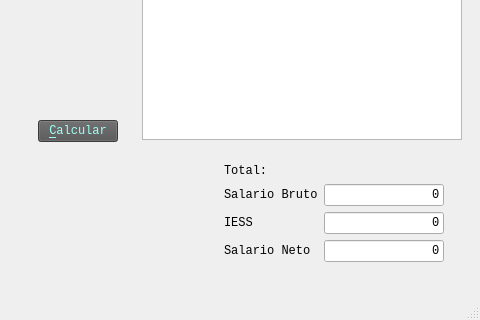
Above: salarios.ui from XMoiX22/Qt-Salarios before the change; both pictures show x 182 to 662 and y 99 to 419 of the 662 by 419 pixel window. Below: the same form after it.
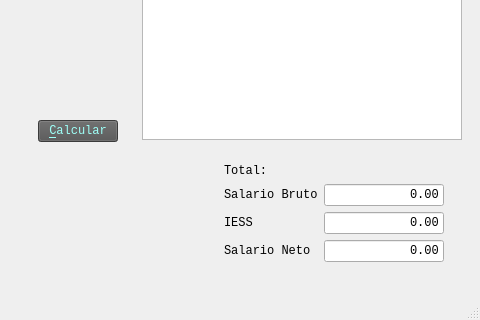
That is the form after the change. Icons and pictures are not drawn.

The edit to the form file:
```diff
--- a/salarios.ui
+++ b/salarios.ui
@@ -369,7 +369,7 @@
                 <string>Valor Bruto de Salarios</string>
                </property>
                <property name="text">
-                <string>0</string>
+                <string>0.00</string>
                </property>
                <property name="alignment">
                 <set>Qt::AlignRight|Qt::AlignTrailing|Qt::AlignVCenter</set>
@@ -413,7 +413,7 @@
                 <string>Valor Descuento</string>
                </property>
                <property name="text">
-                <string>0</string>
+                <string>0.00</string>
                </property>
                <property name="alignment">
                 <set>Qt::AlignRight|Qt::AlignTrailing|Qt::AlignVCenter</set>
@@ -457,7 +457,7 @@
                 <string>Valor Salario Neto</string>
                </property>
                <property name="text">
-                <string>0</string>
+                <string>0.00</string>
                </property>
                <property name="alignment">
                 <set>Qt::AlignRight|Qt::AlignTrailing|Qt::AlignVCenter</set>
```
Left out of the diff: 18 changed lines with no effect on the pictures.
